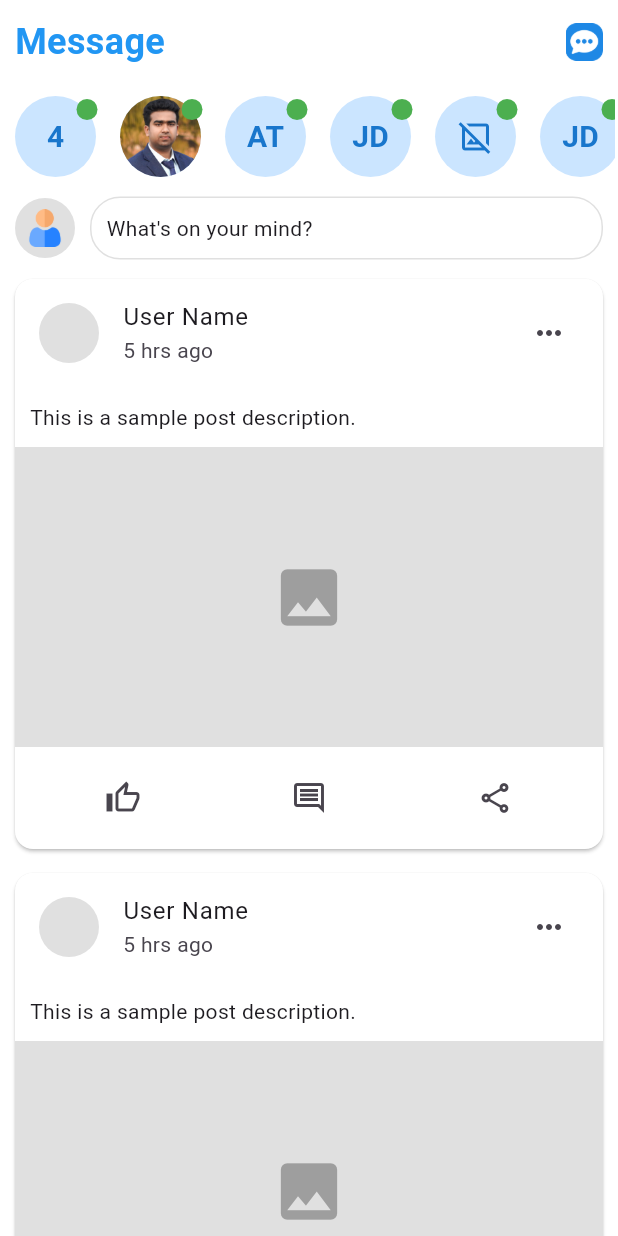
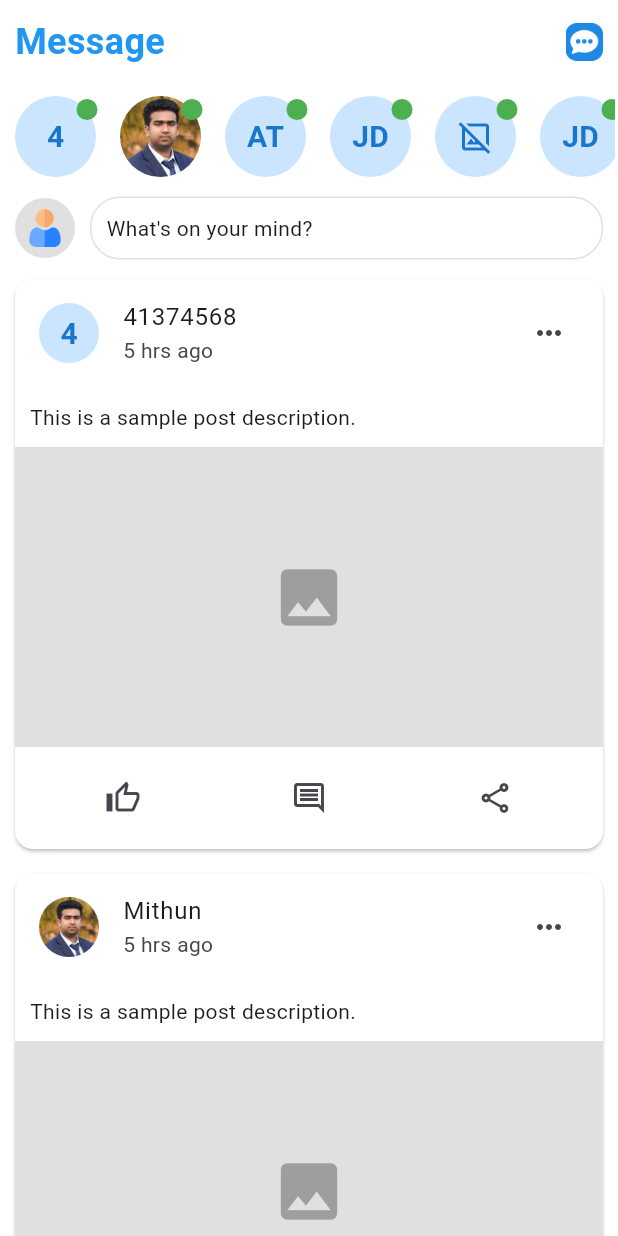
Before and after one commit to Shahin4292/Messaging-App, a Flutter app: the HomeView screen opened directly, on a phone screen of 412 x 824 dp. Run offline on Flutter 3.47's test engine with Material 3 defaults, Android fonts, the phone set to English and light mode, and no system bars; our stand-ins replace fl_chart, get, image_picker, lottie.

Commit message:
add sent icons and name

```diff
--- a/lib/view/home_view/home_view.dart
+++ b/lib/view/home_view/home_view.dart
@@ -174,15 +174,18 @@ class PostComposer extends StatelessWidget {
 
 
 class PostFeed extends StatelessWidget {
-  const PostFeed({super.key});
+   PostFeed({super.key});
+
+  final ChatController controller = Get.put(ChatController());
 
   @override
   Widget build(BuildContext context) {
     return ListView.builder(
       shrinkWrap: true,
       physics: NeverScrollableScrollPhysics(),
-      itemCount: 5,
+      itemCount: controller.messages.length,
       itemBuilder: (context, index) {
+        final message = controller.messages[index];
         return Card(
           margin: EdgeInsets.symmetric(vertical: 8, horizontal: 10),
           color: Colors.white,
@@ -190,8 +193,33 @@ class PostFeed extends StatelessWidget {
             crossAxisAlignment: CrossAxisAlignment.start,
             children: [
               ListTile(
-                leading: CircleAvatar(backgroundColor: Colors.grey.shade300),
-                title: Text("User Name"),
+                leading: CircleAvatar(
+                  radius: 20,
+                  backgroundColor: ColorPath.greyShade,
+                  backgroundImage:
+                  message.imageUrl != null
+                      ? AssetImage(message.imageUrl!)
+                      : null,
+                  child:
+                  message.imageUrl == null
+                      ? (message.icon != null
+                      ? Icon(message.icon, color: ColorPath.grey)
+                      : Text(
+                    message.sender
+                        .split(" ")
+                        .map((e) => e[0])
+                        .take(2)
+                        .join()
+                        .toUpperCase(),
+                    style: TextStyle(
+                      fontSize: 20,
+                      color: ColorPath.grey,
+                      fontWeight: FontWeight.bold,
+                    ),
+                  ))
+                      : null,
+                ),
+                title: Text(message.sender),
                 subtitle: Text("5 hrs ago"),
                 trailing: Icon(Icons.more_horiz),
               ),
```
